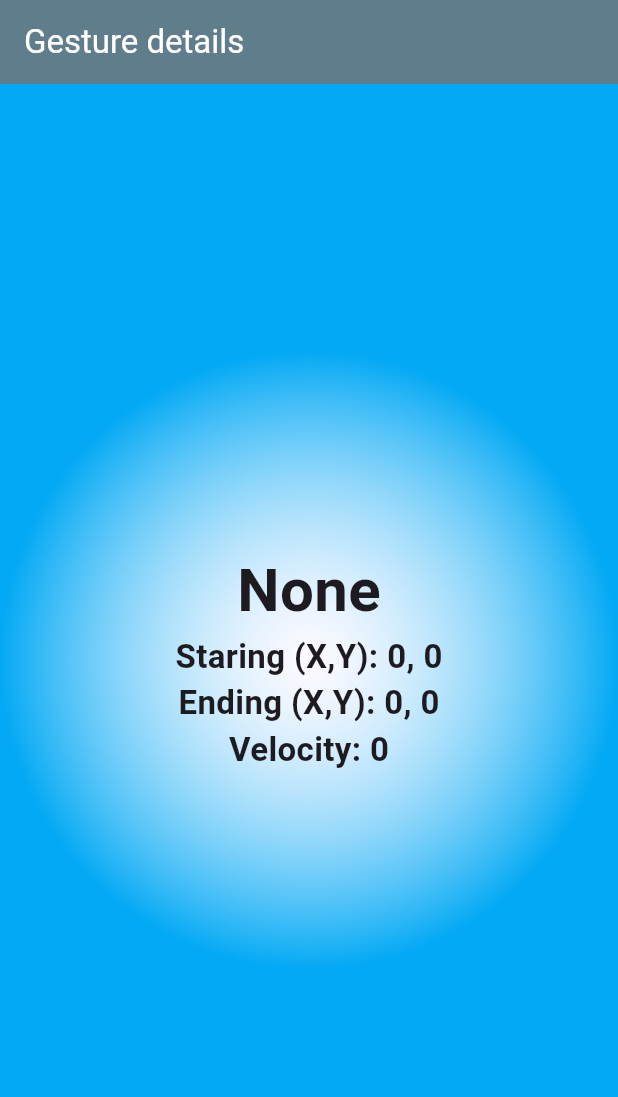
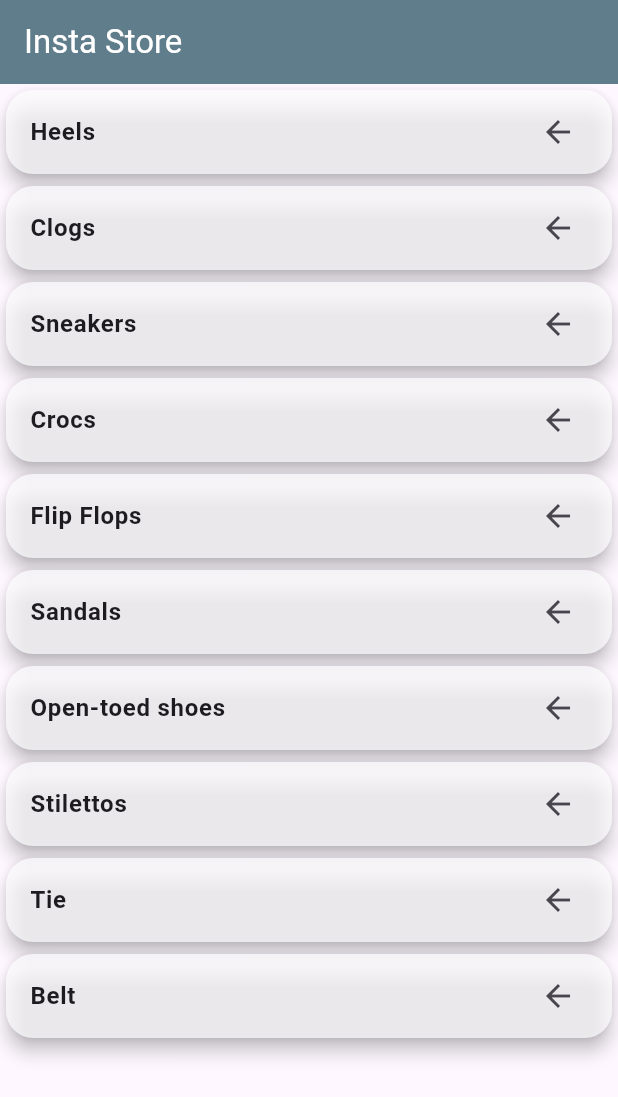
Before and after one commit to Dhannesh/Gesture-App, a Flutter app: the screen it shows after launch, on a phone screen of 412 x 824 dp. Shown: the top 1097 px of the screen. Run offline on Flutter 3.47's test engine with Material 3 defaults, Android fonts, the phone set to English and light mode, and no system bars.

Commit message:
simple dismissable added

```diff
--- a/lib/main.dart
+++ b/lib/main.dart
@@ -1,6 +1,7 @@
 import 'package:flutter/material.dart';
 import 'package:gesture_app/detect_drags.dart';
 import 'package:gesture_app/gesture_details.dart';
+import 'package:gesture_app/product_view.dart';
 import 'package:gesture_app/simple_gesture.dart';
 
 // void main() => runApp(const SimpleGesture());
@@ -19,7 +20,14 @@ class MyStore extends StatelessWidget {
           primarySwatch: Colors.blueGrey
       ),
       // home: const DetectDrags(),
-      home: GestureDetails(),
+      home: Scaffold(
+        appBar: AppBar(
+          title: const Text("Insta Store"),
+          backgroundColor: Colors.blueGrey,
+          foregroundColor: Colors.white,
+        ),
+        body: ProductView(),
+      ),
     );
   }
 }
--- /dev/null
+++ b/lib/product_view.dart
@@ -0,0 +1,44 @@
+import 'package:flutter/material.dart';
+
+class ProductView extends StatefulWidget {
+  const ProductView({super.key});
+
+  @override
+  State<ProductView> createState() => _ProductViewState();
+}
+
+class _ProductViewState extends State<ProductView> {
+  List products = [
+    "Heels", "Clogs", "Sneakers", "Crocs", "Flip Flops", "Sandals", "Open-toed shoes", "Stilettos","Tie","Belt"
+  ];
+  @override
+  Widget build(BuildContext context) {
+    return ListView.builder(
+      itemCount: products.length,
+      itemBuilder: (context, index) {
+        final item = products[index];
+        return Card(
+          elevation: 5,
+          color:Colors.white70,
+          margin: EdgeInsets.all(4),
+          shape: RoundedRectangleBorder(
+            borderRadius: BorderRadius.circular(18.0)
+          ),
+          child: Dismissible(
+            key: Key(item),
+            onDismissed: (direction){
+              setState(() {
+                products.removeAt(index);
+              });
+            },
+            child: ListTile(
+              title: Text(item, style: TextStyle(fontWeight: FontWeight.w600)),
+              trailing: const Icon(Icons.arrow_back),
+            ),
+          ),
+
+        );
+      },
+    );
+  }
+}
```
Also changed, not shown: 1 other file.
